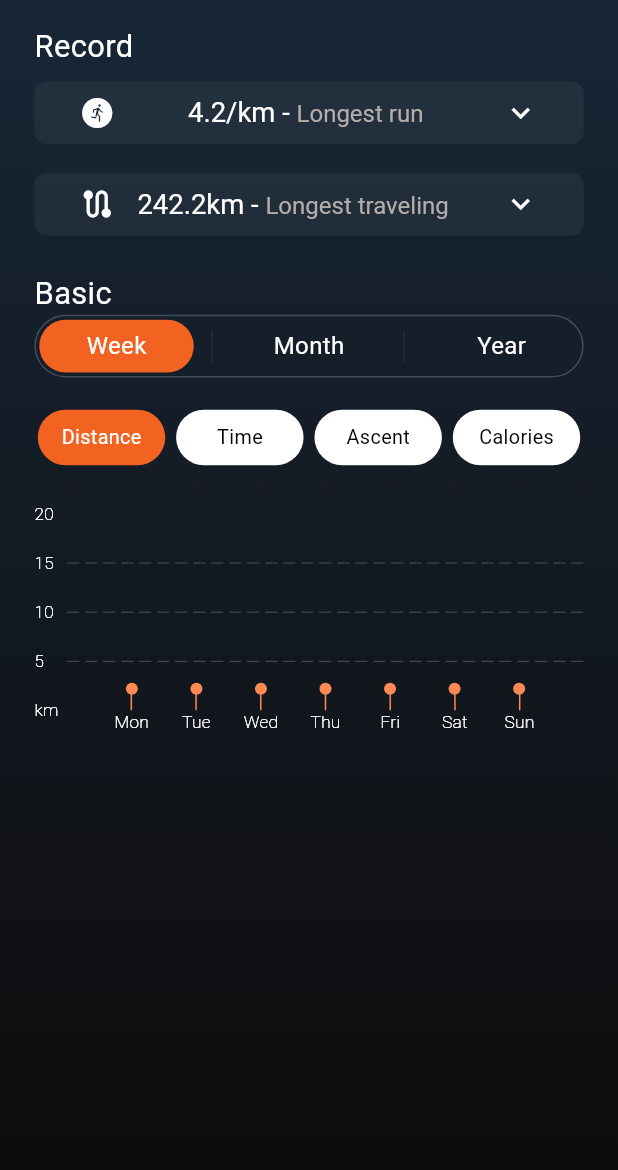
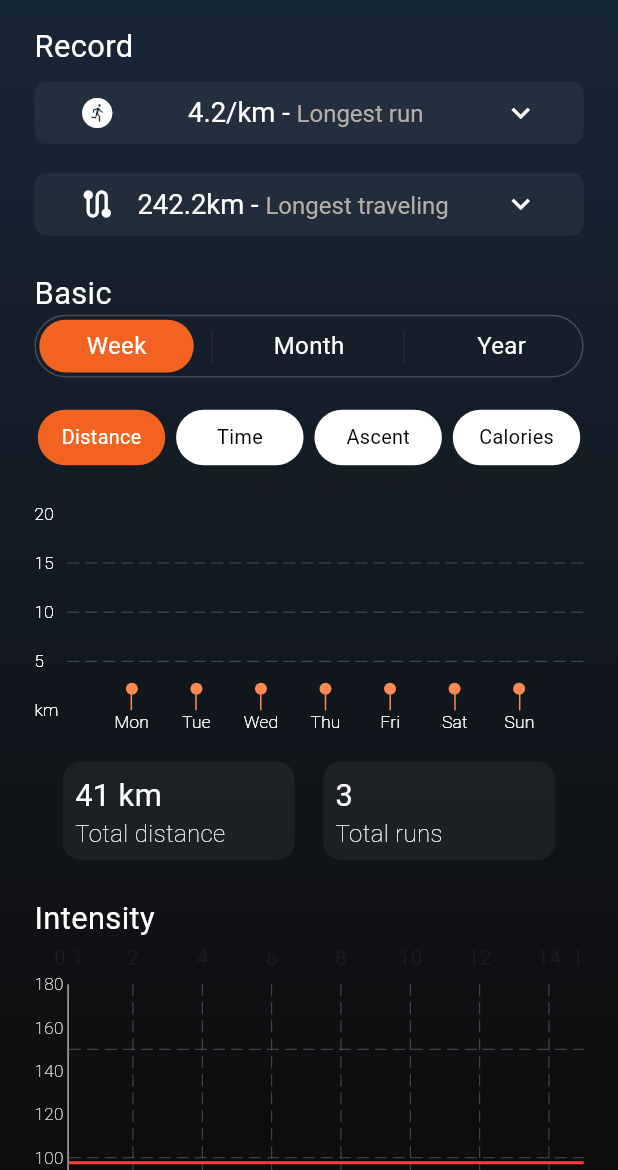
Before and after one commit to MineKnight2711/Running_App, a Flutter app: the PerformanceMetricsScreen screen opened by its route, on a phone screen of 412 x 824 dp, the part 66-1236 px from its top. Run offline on Flutter 3.47's test engine with Material 3 defaults, Android fonts, the phone set to English and light mode, and no system bars; drawn by our look-alikes of fl_chart; our stand-ins replace card_swiper, flutter_screenutil, get, google_fonts.

Commit message:
clean code problems, thêm line chart vào màn hình performance

```diff
--- /dev/null
+++ b/lib/models/intensity_model/intensity_model.dart
@@ -0,0 +1,31 @@
+import 'dart:math';
+
+class IntensityModel {
+  final List<double> bpms;
+  final double distanceRange;
+  final double rpmRange;
+
+  IntensityModel({
+    required this.bpms,
+    required this.distanceRange,
+    required this.rpmRange,
+  });
+  factory IntensityModel.mock() {
+    const numPoints = 100;
+    const minBpm = 90.0;
+    const maxBpm = 160.0;
+    const rpmRange = 180.0;
+    const distanceRange = 15.0;
+
+    List<double> bpm = List.generate(
+      numPoints,
+      (index) => minBpm + Random().nextDouble() * (maxBpm - minBpm),
+    );
+
+    return IntensityModel(
+      bpms: bpm,
+      distanceRange: distanceRange,
+      rpmRange: rpmRange,
+    );
+  }
+}
--- a/lib/screens/performance/chartmodel/line_double_chart.dart
+++ b/lib/screens/performance/chartmodel/line_double_chart.dart
@@ -2,7 +2,7 @@ import 'package:fl_chart/fl_chart.dart';
 import 'package:flutter/material.dart';
 import 'package:flutter_screenutil/flutter_screenutil.dart';
 import '../../../config/temp.dart';
-import '../nested_chart/nested_chart.dart';
+import '../components/nested_chart.dart';
 import 'line_chart_fl.dart';
 
 List<double> monthSummary = [
--- /dev/null
+++ b/lib/screens/performance/components/charts/intensity_linechart.dart
@@ -0,0 +1,88 @@
+import 'package:fl_chart/fl_chart.dart';
+import 'package:flutter/material.dart';
+import 'package:flutter_screenutil/flutter_screenutil.dart';
+import '../../../../config/config_export.dart';
+import '../../../../models/intensity_model/intensity_model.dart';
+
+class IntensityLineChart extends StatelessWidget {
+  const IntensityLineChart({
+    super.key,
+    required this.intensity,
+  });
+
+  final IntensityModel intensity;
+
+  @override
+  Widget build(BuildContext context) {
+    return LineChart(
+      LineChartData(
+        minY: 90,
+        maxY: intensity.rpmRange,
+        maxX: intensity.distanceRange,
+        borderData: FlBorderData(
+            border: const Border(
+                left: BorderSide(color: Color(0xffb4aeab)),
+                bottom: BorderSide(color: Color(0xffb4aeab)))),
+        titlesData: FlTitlesData(
+          leftTitles: AxisTitles(
+            sideTitles: SideTitles(
+              showTitles: true,
+              interval: 20,
+              getTitlesWidget: (value, meta) {
+                return Text(
+                  value.toStringAsFixed(0) == "0"
+                      ? "km"
+                      : value.toStringAsFixed(0),
+                  style: CustomGoogleFonts.roboto(
+                      fontSize: 10.r,
+                      color: AppColors.white100,
+                      fontWeight: FontWeight.w200),
+                );
+              },
+            ),
+          ),
+          bottomTitles: AxisTitles(
+            sideTitles: SideTitles(
+              showTitles: true,
+              interval: 5,
+              getTitlesWidget: (value, meta) {
+                return Text(
+                  value.toStringAsFixed(0) == "0"
+                      ? "km"
+                      : value.toStringAsFixed(0),
+                  style: CustomGoogleFonts.roboto(
+                      fontSize: 10.r,
+                      color: AppColors.white100,
+                      fontWeight: FontWeight.w200),
+                );
+              },
+            ),
+          ),
+          rightTitles: const AxisTitles(
+            sideTitles: SideTitles(
+              showTitles: false,
+            ),
+          ),
+        ),
+        lineBarsData: [
+          LineChartBarData(
+            curveSmoothness: 0,
+            lineChartStepData: const LineChartStepData(stepDirection: 10),
+            dotData: const FlDotData(show: false),
+            spots: intensity.bpms
+                .asMap()
+                .entries
+                .map((entry) => FlSpot(
+                    (entry.key + 1) *
+                        (intensity.distanceRange / intensity.bpms.length),
+                    entry.value))
+                .toList(),
+            isCurved: true,
+            barWidth: 2,
+            color: Colors.red,
+          ),
+        ],
+      ),
+    );
+  }
+}
--- /dev/null
+++ b/lib/screens/performance/components/performance_summary.dart
@@ -0,0 +1,74 @@
+import 'package:flutter/material.dart';
+import 'package:flutter_screenutil/flutter_screenutil.dart';
+
+import '../../../config/colors.dart';
+import '../../../config/fonts.dart';
+
+class PerformanceSummary extends StatelessWidget {
+  final double totalDistance;
+  final int totalRuns;
+  const PerformanceSummary({
+    super.key,
+    required this.totalDistance,
+    required this.totalRuns,
+  });
+
+  @override
+  Widget build(BuildContext context) {
+    return Row(
+      mainAxisAlignment: MainAxisAlignment.spaceEvenly,
+      children: [
+        Container(
+          width: 135.w,
+          height: 55.h,
+          padding: const EdgeInsets.all(8),
+          decoration: BoxDecoration(
+              color: AppColors.basicActivitiesCard,
+              borderRadius: BorderRadius.circular(12)),
+          child: Column(
+            crossAxisAlignment: CrossAxisAlignment.start,
+            children: [
+              Text(
+                "${totalDistance.toStringAsFixed(0)} km",
+                style: CustomGoogleFonts.roboto(
+                    fontSize: 18.r, color: AppColors.white100),
+              ),
+              Text(
+                "Total distance",
+                style: CustomGoogleFonts.roboto(
+                    fontSize: 14.r,
+                    color: AppColors.white100,
+                    fontWeight: FontWeight.w200),
+              )
+            ],
+          ),
+        ),
+        Container(
+          width: 135.w,
+          height: 55.h,
+          padding: const EdgeInsets.all(8),
+          decoration: BoxDecoration(
+              color: AppColors.basicActivitiesCard,
+              borderRadius: BorderRadius.circular(12)),
+          child: Column(
+            crossAxisAlignment: CrossAxisAlignment.start,
+            children: [
+              Text(
+                "$totalRuns",
+                style: CustomGoogleFonts.roboto(
+                    fontSize: 18.r, color: AppColors.white100),
+              ),
+              Text(
+                "Total runs",
+                style: CustomGoogleFonts.roboto(
+                    fontSize: 14.r,
+                    color: AppColors.white100,
+                    fontWeight: FontWeight.w200),
+              )
+            ],
+          ),
+        ),
+      ],
+    );
+  }
+}
--- a/lib/screens/performance/performance_screen.dart
+++ b/lib/screens/performance/performance_screen.dart
@@ -1,11 +1,14 @@
 import 'package:flutter/material.dart';
-import 'package:flutter_running_demo/screens/performance/nested_chart/nested_chart.dart';
+import 'package:flutter_running_demo/screens/performance/components/nested_chart.dart';
 import 'package:flutter_running_demo/screens/performance/components/activities_stats_button_row.dart';
 import 'package:flutter_running_demo/screens/performance/components/dropdown_activities.dart';
 import 'package:flutter_screenutil/flutter_screenutil.dart';
 import '../../config/config_export.dart';
+import '../../models/intensity_model/intensity_model.dart';
 import '../../widgets/widget_export.dart';
+import 'components/performance_summary.dart';
 import 'components/period_button_row.dart';
+import 'components/charts/intensity_linechart.dart';
 
 class PerformanceMetricsScreen extends StatelessWidget {
   final List<String> periodButtonRow = [
@@ -26,6 +29,7 @@ class PerformanceMetricsScreen extends StatelessWidget {
 
   @override
   Widget build(BuildContext context) {
+    final IntensityModel intensity = IntensityModel.mock();
     return SafeArea(
       child: Scaffold(
         extendBodyBehindAppBar: true,
@@ -38,10 +42,11 @@ class PerformanceMetricsScreen extends StatelessWidget {
           ),
         ),
         body: Container(
-            width: 1.sw,
-            height: 1.sh,
-            decoration: const BoxDecoration(gradient: AppColors.appTheme),
-            padding: EdgeInsets.only(top: 50.h, left: 20.w, right: 20.w),
+          width: 1.sw,
+          height: 1.sh,
+          decoration: const BoxDecoration(gradient: AppColors.appTheme),
+          padding: EdgeInsets.only(top: 50.h, left: 20.w, right: 20.w),
+          child: SingleChildScrollView(
             child: Column(
               crossAxisAlignment: CrossAxisAlignment.start,
               children: [
@@ -82,10 +87,31 @@ class PerformanceMetricsScreen extends StatelessWidget {
                 const AspectRatio(
                   aspectRatio: 2,
                   child: NestedChart(),
+                ),
+                SizedBox(
+                  height: 10.h,
+                ),
+                const PerformanceSummary(
+                  totalDistance: 41,
+                  totalRuns: 3,
+                ),
+                SizedBox(
+                  height: 20.h,
+                ),
+                Text(
+                  "Intensity",
+                  style: CustomGoogleFonts.roboto(
+                      color: AppColors.white100, fontSize: 18.r),
+                ),
+                AspectRatio(
+                  aspectRatio: 2,
+                  child: IntensityLineChart(intensity: intensity),
                 )
                 // AspectRatio(aspectRatio: 2, child: TestChart()),
               ],
-            )),
+            ),
+          ),
+        ),
       ),
     );
   }
--- a/lib/screens/progress/activities/components/progress_banner.dart
+++ b/lib/screens/progress/activities/components/progress_banner.dart
@@ -102,7 +102,7 @@ class ProgressBanner extends StatelessWidget {
                             : AppColors.progressAction,
                         child: Image.asset(
                           item["imagePath"],
-                          scale: 0.7,
+                          scale: 0.8,
                         ),
                       ),
                       Text(
--- a/pubspec.yaml
+++ b/pubspec.yaml
@@ -19,7 +19,7 @@ dependencies:
   fl_chart: ^0.67.0
   card_swiper: ^3.0.1
   draggable_home: ^1.0.5
-
+  flutter_svg: ^2.0.10+1
   json_annotation: ^4.9.0
 
 dev_dependencies:
@@ -35,6 +35,7 @@ flutter:
   assets:
     # - assets/animations/
     - assets/images/
+    - assets/svg/
     - assets/images/actions/
     - assets/images/basic_activities/
     - assets/images/bottom_bar/
```
Also changed, not shown: lib/screens/performance/chartmodel/line_chart_fl.dart (+34 -32 lines), assets/svg/yoga.svg (added), lib/screens/performance/components/charts/my_barchart.dart (renamed from lib/screens/performance/nested_chart/charts/my_barchart.dart), lib/screens/performance/components/charts/my_linechart.dart (renamed from lib/screens/performance/nested_chart/charts/my_linechart.dart), lib/screens/performance/components/nested_chart.dart (renamed from lib/screens/performance/nested_chart/nested_chart.dart).
